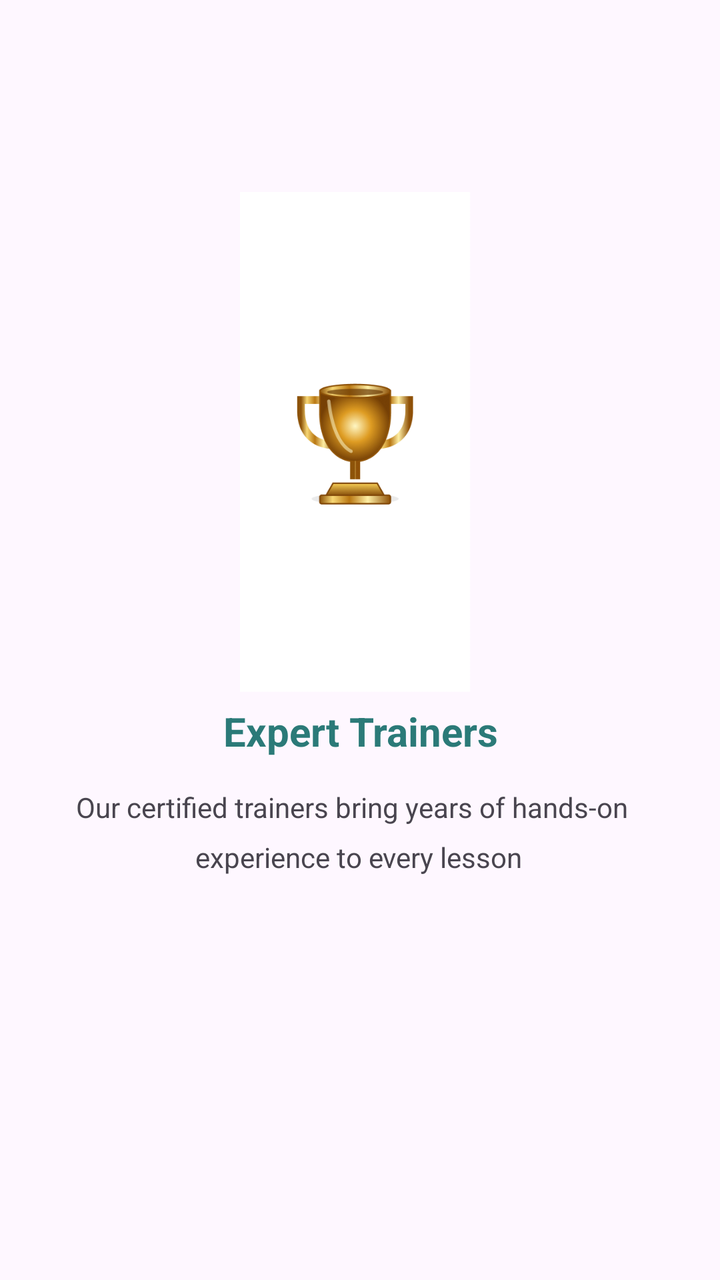
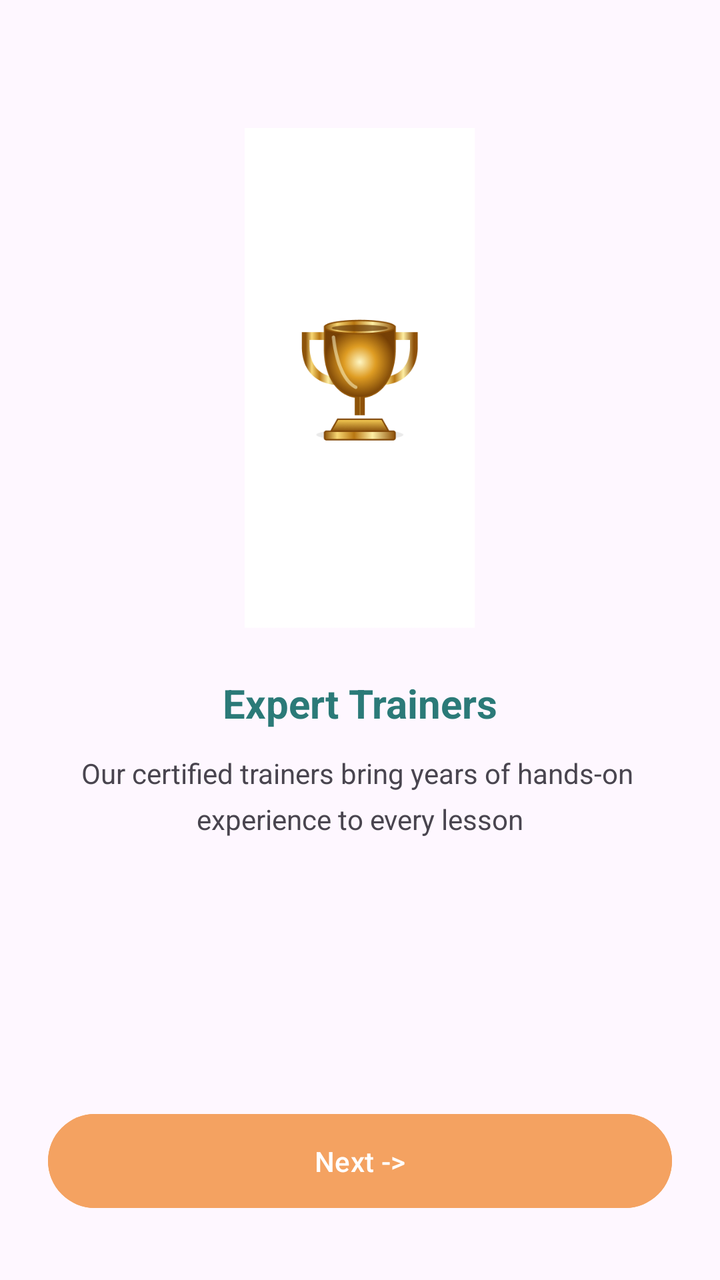

Two renders of the same Android screen: before a commit and after it. Below are the layout's source before the change and the commit's diff.
<!-- AndroidManifest.xml: application theme Theme.PassitvePetAcademy -->
<!-- res/layout/activity_screen2.xml -->
<?xml version="1.0" encoding="utf-8"?>
<androidx.constraintlayout.widget.ConstraintLayout xmlns:android="http://schemas.android.com/apk/res/android"
    xmlns:app="http://schemas.android.com/apk/res-auto"
    xmlns:tools="http://schemas.android.com/tools"
    android:id="@+id/main"
    android:layout_width="match_parent"
    android:layout_height="match_parent"
    tools:context=".screen2">

    <TextView
        android:id="@+id/textView4"
        android:layout_width="wrap_content"
        android:layout_height="wrap_content"
        android:layout_marginStart="137dp"
        android:layout_marginTop="6dp"
        android:layout_marginEnd="136dp"
        android:text="Expert Trainers"
        android:textColor="#2B7A78"
        android:textSize="20sp"
        android:textStyle="bold"
        app:layout_constraintEnd_toEndOf="parent"
        app:layout_constraintStart_toStartOf="parent"
        app:layout_constraintTop_toBottomOf="@+id/imageView17" />

    <TextView
        android:id="@+id/textView5"
        android:layout_width="285dp"
        android:layout_height="25dp"
        android:layout_marginStart="64dp"
        android:layout_marginTop="15dp"
        android:layout_marginEnd="63dp"
        android:text="Our certified trainers bring years of hands-on "
        app:layout_constraintEnd_toEndOf="parent"
        app:layout_constraintStart_toStartOf="parent"
        app:layout_constraintTop_toBottomOf="@+id/textView4" />

    <Button
        android:id="@+id/btnNext2"
        android:layout_width="387dp"
        android:layout_height="55dp"
        android:layout_marginStart="12dp"
        android:layout_marginTop="222dp"
        android:layout_marginEnd="12dp"
        android:backgroundTint="#F4A261"
        android:text="Next ->"
        app:layout_constraintEnd_toEndOf="parent"
        app:layout_constraintStart_toStartOf="parent"
        app:layout_constraintTop_toBottomOf="@+id/textView3" />

    <TextView
        android:id="@+id/textView3"
        android:layout_width="wrap_content"
        android:layout_height="wrap_content"
        android:layout_marginStart="122dp"
        android:layout_marginEnd="123dp"
        android:text="experience to every lesson"
        app:layout_constraintEnd_toEndOf="parent"
        app:layout_constraintStart_toStartOf="parent"
        app:layout_constraintTop_toBottomOf="@+id/textView5" />

    <ImageView
        android:id="@+id/imageView17"
        android:layout_width="208dp"
        android:layout_height="250dp"
        android:layout_marginStart="99dp"
        android:layout_marginTop="96dp"
        android:layout_marginEnd="104dp"
        app:layout_constraintEnd_toEndOf="parent"
        app:layout_constraintStart_toStartOf="parent"
        app:layout_constraintTop_toTopOf="parent"
        app:srcCompat="@drawable/pic2" />
</androidx.constraintlayout.widget.ConstraintLayout>
<!-- resources referenced by this layout -->
<resources>
  <!-- drawable pic2: png bitmap (drawable, 33710 bytes) -->
  <style name="Theme.PassitvePetAcademy" parent="Base.Theme.PassitvePetAcademy" />
  <style name="Base.Theme.PassitvePetAcademy" parent="Theme.Material3.DayNight.NoActionBar">
          
          
      </style>
</resources>

<!-- the commit's change to res/layout/activity_screen2.xml (unified diff, before → after) -->
@@ -7,13 +7,21 @@
     android:layout_height="match_parent"
     tools:context=".screen2">
 
+    <ImageView
+        android:id="@+id/imageView17"
+        android:layout_width="208dp"
+        android:layout_height="250dp"
+        android:layout_marginTop="64dp"
+        app:layout_constraintEnd_toEndOf="parent"
+        app:layout_constraintStart_toStartOf="parent"
+        app:layout_constraintTop_toTopOf="parent"
+        app:srcCompat="@drawable/pic2" />
+
     <TextView
         android:id="@+id/textView4"
         android:layout_width="wrap_content"
         android:layout_height="wrap_content"
-        android:layout_marginStart="137dp"
-        android:layout_marginTop="6dp"
-        android:layout_marginEnd="136dp"
+        android:layout_marginTop="24dp"
         android:text="Expert Trainers"
         android:textColor="#2B7A78"
         android:textSize="20sp"
@@ -24,49 +32,41 @@
 
     <TextView
         android:id="@+id/textView5"
-        android:layout_width="285dp"
-        android:layout_height="25dp"
-        android:layout_marginStart="64dp"
-        android:layout_marginTop="15dp"
-        android:layout_marginEnd="63dp"
+        android:layout_width="0dp"
+        android:layout_height="wrap_content"
+        android:layout_marginStart="32dp"
+        android:layout_marginTop="12dp"
+        android:layout_marginEnd="32dp"
         android:text="Our certified trainers bring years of hands-on "
+        android:textAlignment="center"
         app:layout_constraintEnd_toEndOf="parent"
         app:layout_constraintStart_toStartOf="parent"
         app:layout_constraintTop_toBottomOf="@+id/textView4" />
 
-    <Button
-        android:id="@+id/btnNext2"
-        android:layout_width="387dp"
-        android:layout_height="55dp"
-        android:layout_marginStart="12dp"
-        android:layout_marginTop="222dp"
-        android:layout_marginEnd="12dp"
-        android:backgroundTint="#F4A261"
-        android:text="Next ->"
-        app:layout_constraintEnd_toEndOf="parent"
-        app:layout_constraintStart_toStartOf="parent"
-        app:layout_constraintTop_toBottomOf="@+id/textView3" />
-
     <TextView
         android:id="@+id/textView3"
-        android:layout_width="wrap_content"
+        android:layout_width="0dp"
         android:layout_height="wrap_content"
-        android:layout_marginStart="122dp"
-        android:layout_marginEnd="123dp"
+        android:layout_marginStart="32dp"
+        android:layout_marginTop="4dp"
+        android:layout_marginEnd="32dp"
         android:text="experience to every lesson"
+        android:textAlignment="center"
         app:layout_constraintEnd_toEndOf="parent"
         app:layout_constraintStart_toStartOf="parent"
         app:layout_constraintTop_toBottomOf="@+id/textView5" />
 
-    <ImageView
-        android:id="@+id/imageView17"
-        android:layout_width="208dp"
-        android:layout_height="250dp"
-        android:layout_marginStart="99dp"
-        android:layout_marginTop="96dp"
-        android:layout_marginEnd="104dp"
+    <Button
+        android:id="@+id/btnNext2"
+        android:layout_width="0dp"
+        android:layout_height="55dp"
+        android:layout_marginStart="24dp"
+        android:layout_marginEnd="24dp"
+        android:layout_marginBottom="32dp"
+        android:backgroundTint="#F4A261"
+        android:text="Next ->"
+        app:layout_constraintBottom_toBottomOf="parent"
         app:layout_constraintEnd_toEndOf="parent"
-        app:layout_constraintStart_toStartOf="parent"
-        app:layout_constraintTop_toTopOf="parent"
-        app:srcCompat="@drawable/pic2" />
+        app:layout_constraintStart_toStartOf="parent" />
+
 </androidx.constraintlayout.widget.ConstraintLayout>
